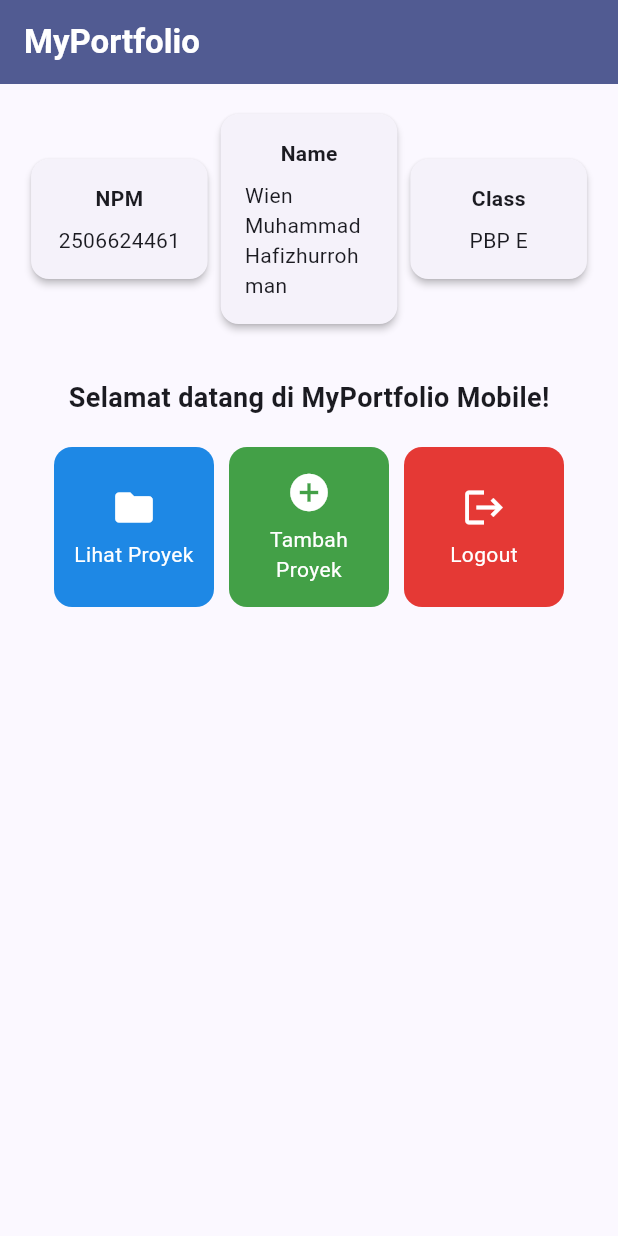
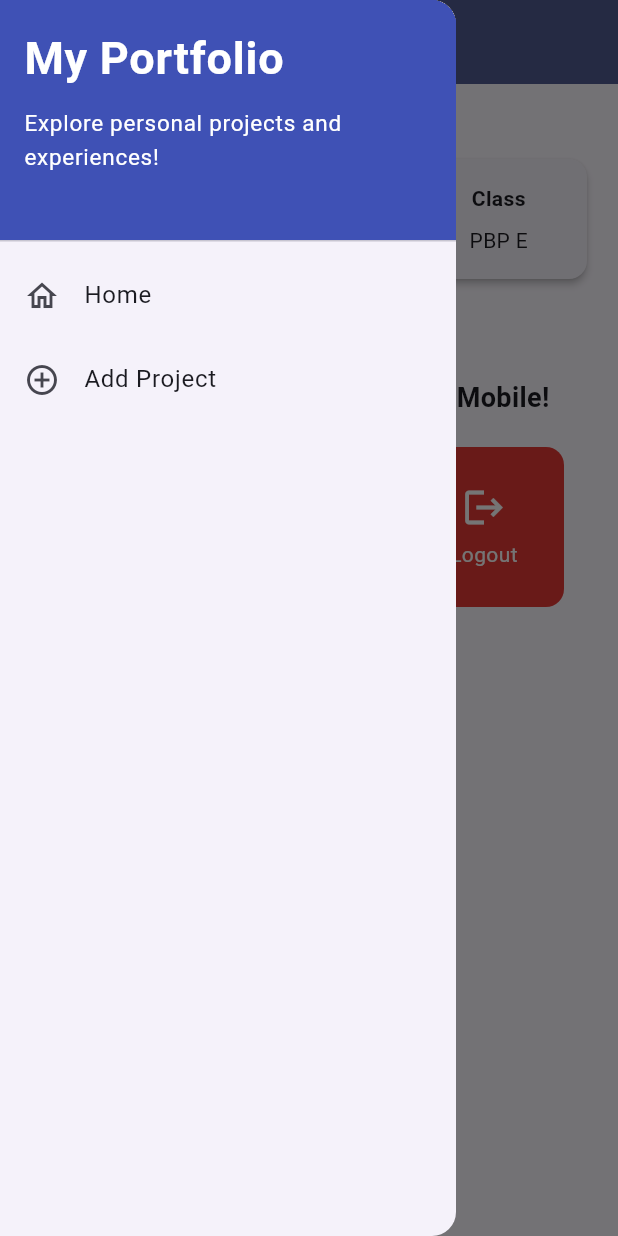
Before and after one commit to wafissh/myportofolio_mobile, a Flutter app: the screen it shows after launch, with the side drawer open (before the commit the screen has no drawer), on a phone screen of 412 x 824 dp. Run offline on Flutter 3.47's test engine with Material 3 defaults, Android fonts, the phone set to English and light mode, and no system bars; our stand-ins replace material_ui.

Commit message:
feat: hubungkan drawer ke halaman form

```diff
--- a/lib/menu.dart
+++ b/lib/menu.dart
@@ -1,4 +1,6 @@
 import 'package:material_ui/material_ui.dart';
+
+import 'package:myportofolio_mobile/widgets/left_drawer.dart';
 
 class MyHomePage extends StatelessWidget {
   MyHomePage({super.key});
@@ -25,6 +27,7 @@ class MyHomePage extends StatelessWidget {
         ),
         backgroundColor: Theme.of(context).colorScheme.primary,
       ),
+      drawer: const LeftDrawer(),
       // Body halaman utama dengan padding di sekelilingnya.
       body: Padding(
         padding: const EdgeInsets.all(16.0),
--- a/lib/widgets/left_drawer.dart
+++ b/lib/widgets/left_drawer.dart
@@ -1,6 +1,7 @@
 import 'package:material_ui/material_ui.dart';
 
 import 'package:myportofolio_mobile/menu.dart';
+import 'package:myportofolio_mobile/project_form.dart';
 
 class LeftDrawer extends StatelessWidget {
   const LeftDrawer({super.key});
@@ -41,6 +42,16 @@ class LeftDrawer extends StatelessWidget {
               );
             },
           ),
+          ListTile(
+            leading: const Icon(Icons.add_circle_outline),
+            title: const Text('Add Project'),
+            onTap: () {
+              Navigator.push(
+                context,
+                MaterialPageRoute(builder: (context) => const ProjectFormPage()),
+              );
+            },
+          ),
         ],
       ),
     );
```
